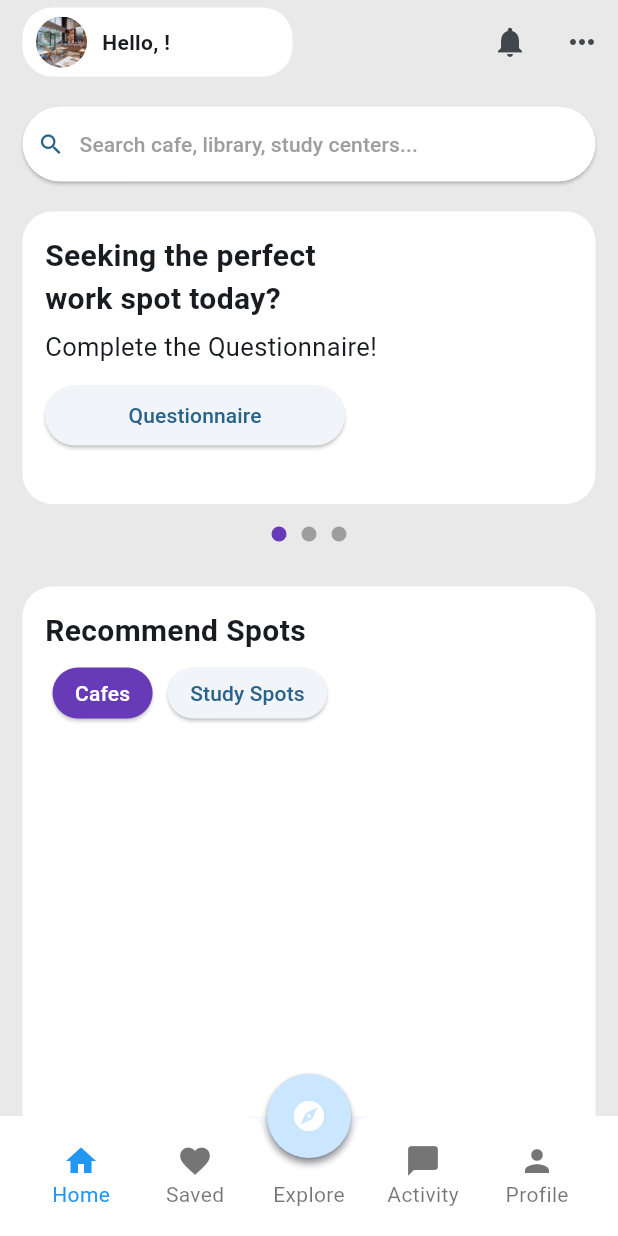
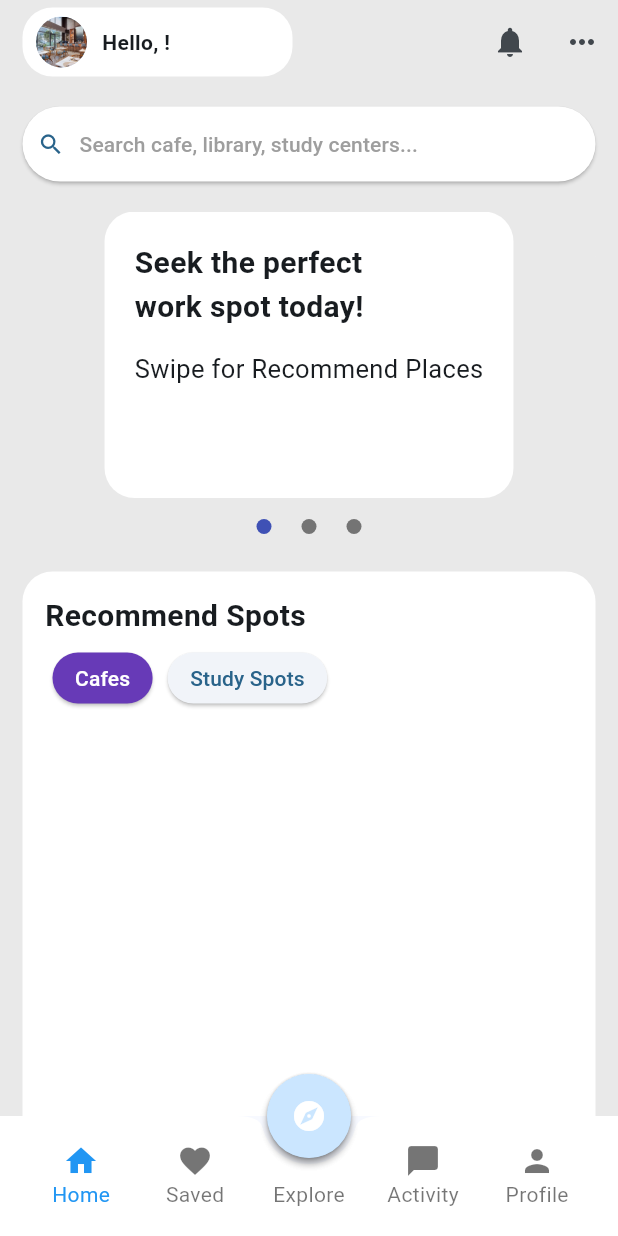
Before and after one commit to SpotSpots/spots_front, a Flutter app: the screen it shows once a user with an empty profile is signed in, on a phone screen of 412 x 824 dp. Run offline on Flutter 3.47's test engine with Material 3 defaults, Android fonts, the phone set to English and light mode, and no system bars; drawn by our look-alikes of carousel_slider; our stand-ins replace cloud_firestore, firebase_auth, firebase_core, firebase_database, modal_progress_hud_nsn; accounts and stored records are empty.

Commit message:
슬라이더 위젯 추가

```diff
--- a/lib/HomePage.dart
+++ b/lib/HomePage.dart
@@ -1,3 +1,4 @@
+import 'package:carousel_slider/carousel_slider.dart';
 import 'package:cloud_firestore/cloud_firestore.dart';
 import 'package:flutter/material.dart';
 import 'package:firebase_auth/firebase_auth.dart';
@@ -15,6 +16,8 @@ class _HomePageState extends State<HomePage> {
   String userName = '';
   String spotName = '';
   String spotDetail = '';
+
+  int _current = 0;
 
   @override
   void initState(){
@@ -36,10 +39,12 @@ class _HomePageState extends State<HomePage> {
   }
 
   Future<void> fetchSpotsByCategory(String category) async {
-    final CollectionReference _cafe = FirebaseFirestore.instance.collection('cafe');
+    final CollectionReference _cafe = FirebaseFirestore.instance.collection(
+        'cafe');
 
     try {
-      QuerySnapshot cafeSnapshot = await _cafe.where('category', isEqualTo: category).get();
+      QuerySnapshot cafeSnapshot = await _cafe.where(
+          'category', isEqualTo: category).get();
 
       if (cafeSnapshot.docs.isNotEmpty) {
         // cafeSnapshot.docs에는 category가 'cafe'인 문서들이 들어있습니다.
@@ -65,7 +70,145 @@ class _HomePageState extends State<HomePage> {
   @override
   Widget build(BuildContext context) {
     final CollectionReference _cafe = FirebaseFirestore.instance.collection('cafe');
+    final CarouselController _controller = CarouselController();
 
+    final List<Widget> carouselWidgets = [
+      // 첫번째 컨텐츠 : find your spot!
+      Container(
+        padding: const EdgeInsets.all(20),
+        height: 195,
+        // width: MediaQuery.of(context).size.width,
+        decoration: BoxDecoration(
+          borderRadius: BorderRadius.circular(20),
+          color: Colors.white,
+        ),
+        child: Column(
+          crossAxisAlignment: CrossAxisAlignment.start,
+          children: [
+            const Text(
+              "Seek the perfect",
+              style: TextStyle(fontSize: 20, fontWeight: FontWeight.w600),
+            ),
+            const Text(
+              "work spot today!",
+              style: TextStyle(fontSize: 20, fontWeight: FontWeight.w600),
+            ),
+            const SizedBox(height: 15),
+            const Text(
+              "Swipe for Recommend Places",
+              style: TextStyle(fontSize: 17),
+            ),
+            const SizedBox(height: 10,),
+          ],
+        ),
+      ),
+
+      // 두 번째 컨텐츠 : 내가 가장 최근 체크인(리뷰)한 곳
+      Container(
+        padding: const EdgeInsets.all(15),
+        height: 195,
+        // width: MediaQuery.of(context).size.width,
+        decoration: BoxDecoration(
+          borderRadius: BorderRadius.circular(20),
+          color: Colors.white,
+        ),
+        child: Column(
+          crossAxisAlignment: CrossAxisAlignment.start,
+          children: [
+            const Text(
+              "두번째 컨텐츠",
+              style: TextStyle(fontSize: 20, fontWeight: FontWeight.w600),
+            ),
+            const Text(
+              "work spot today!",
+              style: TextStyle(fontSize: 20, fontWeight: FontWeight.w600),
+            ),
+            const SizedBox(height: 15),
+            const Text(
+              "Swipe for Recommend Places",
+              style: TextStyle(fontSize: 17),
+            ),
+            const SizedBox(height: 10,),
+          ],
+        ),
+      ),
+
+      // 세 번째 컨텐츠 : 리뷰가 가장 많은 곳
+      Container(
+        padding: const EdgeInsets.all(15),
+        height: 195,
+        // width: MediaQuery.of(context).size.width,
+        decoration: BoxDecoration(
+          borderRadius: BorderRadius.circular(20),
+          color: Colors.white,
+        ),
+        child: Column(
+          crossAxisAlignment: CrossAxisAlignment.start,
+          children: [
+            const Text(
+              "세번째 컨텐츠",
+              style: TextStyle(fontSize: 20, fontWeight: FontWeight.w600),
+            ),
+            const Text(
+              "work spot today!",
+              style: TextStyle(fontSize: 20, fontWeight: FontWeight.w600),
+            ),
+            const SizedBox(height: 15),
+            const Text(
+              "Swipe for Recommend Places",
+              style: TextStyle(fontSize: 17),
+            ),
+            const SizedBox(height: 10,),
+          ],
+        ),
+      ),
+    ];
+
+    Widget sliderWidget(){
+      return CarouselSlider(
+        carouselController: _controller,
+        options: CarouselOptions(
+            aspectRatio: 2.0,
+            enlargeCenterPage: true,
+            scrollDirection: Axis.horizontal,
+            autoPlay: true,
+            onPageChanged: (index, reason){
+              setState(() {
+                _current = index;
+                print('current는 $_current 입니다!!!!!!!!!!!!');
+              });
+            }
+        ),
+        items: carouselWidgets,
+      );
+    }
+
+    Widget sliderIndicator(){
+      return Align(
+        alignment: Alignment.bottomCenter,
+        child: Row(
+          mainAxisAlignment: MainAxisAlignment.center,
+          children: List.generate(carouselWidgets.length, (index) {
+            return GestureDetector(
+              onTap: (){
+                _controller.animateToPage(index);
+                print('$index 누름!!!!!!!!!!!!!!!!');
+              },
+              child: Container(
+                width: 10.0,
+                height: 10.0,
+                margin: const EdgeInsets.symmetric(vertical: 15.0, horizontal: 10.0),
+                decoration: BoxDecoration(
+                    shape: BoxShape.circle,
+                    color: index == _current
+                        ? Colors.indigo
+                        : Colors.black.withOpacity(0.5)),
+              ),
+            );
+          }).toList(),
+        ),
+      );
+    }
     // DatabaseReference starCountRef =
     // FirebaseDatabase.instance.ref('posts/$postId/starCount');
     // starCountRef.onValue.listen((DatabaseEvent event) {
@@ -158,85 +301,19 @@ class _HomePageState extends State<HomePage> {
                   ),
                   const SizedBox(height: 20,),
                   // 2. stack widget
-                  Container(
-                    padding: const EdgeInsets.all(15),
-                    height: 195,
-                    width: MediaQuery.of(context).size.width,
-                    decoration: BoxDecoration(
-                      borderRadius: BorderRadius.circular(20),
-                      color: Colors.white,
-                    ),
-                    child: Column(
-                      crossAxisAlignment: CrossAxisAlignment.start,
-                      children: [
-                        const Text(
-                          "Seeking the perfect",
-                          style: TextStyle(fontSize: 20, fontWeight: FontWeight.w600),
-                        ),
-                        const Text(
-                          "work spot today?",
-                          style: TextStyle(fontSize: 20, fontWeight: FontWeight.w600),
-                        ),
-                        const SizedBox(height: 5),
-                        const Text(
-                          "Complete the Questionnaire!",
-                          style: TextStyle(fontSize: 17),
-                        ),
-                        const SizedBox(height: 10,),
-                        SizedBox(
-                          width: 200,
-                          child: ElevatedButton(
-                            style: ElevatedButton.styleFrom(
-                              minimumSize: Size.zero,
-                              padding: const EdgeInsets.all(10),
-                            ),
-                            onPressed: () {
-                              print('설문 클릭');
-                            },
-                            child: const Text("Questionnaire"),
-                          ),
-                        ),
-                      ],
-                    ),
+                  Column(
+                    children: [
+                      SizedBox(height: 230,
+                      child: Stack(
+                        children: [
+                          sliderWidget(),
+                          sliderIndicator(),
+                        ],
+                      ),)
+                    ],
                   ),
-                  // 임시로 Stack Widget Slider 모양만 만들어 놓음
-                  // 설문 위젯 뒤에 무슨 내용의 위젯 넣을 건지??
-                  Container(
-                    padding: const EdgeInsets.all(15),
-                    child: Row(
-                      mainAxisAlignment: MainAxisAlignment.center,
-                      children: [
-                        Container(
-                          margin: const EdgeInsets.fromLTRB(5, 0, 5, 0),
-                          height: 10,
-                          width: 10,
-                          decoration: const BoxDecoration(
-                            color: Colors.deepPurple,
-                            shape: BoxShape.circle,
-                          ),
-                        ),
-                        Container(
-                          margin: const EdgeInsets.fromLTRB(5, 0, 5, 0),
-                          height: 10,
-                          width: 10,
-                          decoration: const BoxDecoration(
-                            color: Colors.grey,
-                            shape: BoxShape.circle,
-                          ),
-                        ),
-                        Container(
-                          margin: const EdgeInsets.fromLTRB(5, 0, 5, 0),
-                          height: 10,
-                          width: 10,
-                          decoration: const BoxDecoration(
-                            color: Colors.grey,
-                            shape: BoxShape.circle,
-                          ),
-                        ),
-                      ],
-                    ),
-                  ),
-                  const SizedBox(height: 15),
+
+                  const SizedBox(height: 10),
                   // 3. Recommended Spots
                   Container(
                     padding: const EdgeInsets.all(15),
```
